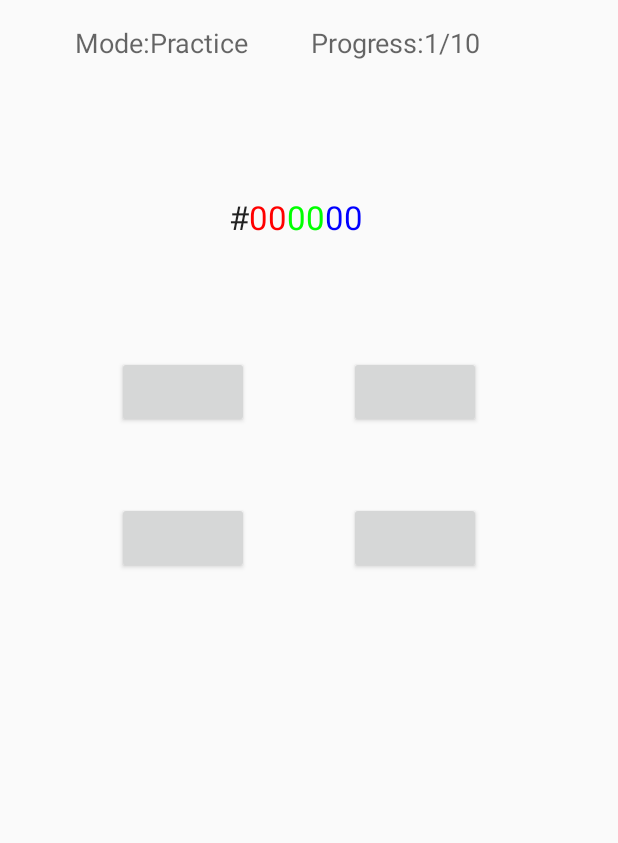
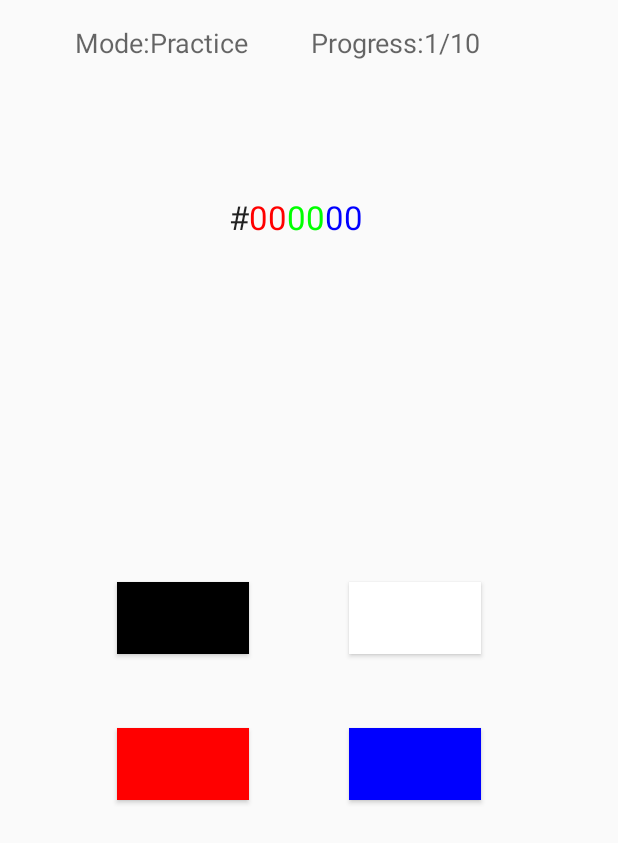
Before and after one commit to AkihiroTokai/ColorCodeQuiz_old, an Android app: the layout activity_main.xml on its own in the app's theme, with its tools: preview values and no code run, on a phone screen of 412 x 824 dp. Shown: the top 843 px of the screen. Run offline under Robolectric (Android 15) with nearby library versions, the phone set to English and light mode, and no system bars.

Commit message:
NotFound?:Button

```diff
--- a/app/src/main/java/com/example/owner/colorcodequiz/MainActivity.java
+++ b/app/src/main/java/com/example/owner/colorcodequiz/MainActivity.java
@@ -42,10 +42,6 @@ public class MainActivity extends ActionBarActivity {
         TextView green = (TextView) findViewById(R.id.green);
         TextView blue = (TextView) findViewById(R.id.blue);
 
-         answer1.setBackgroundColor(Color.parseColor("#000000"));
-         answer2.setBackgroundColor(Color.parseColor("#ffffff"));
-         answer3.setBackgroundColor(Color.parseColor("#ff0000"));
-         answer4.setBackgroundColor(Color.parseColor("#00ffff"));
     }
     public void select1(View view) {
         if (check_answer == 1) {
@@ -56,7 +52,7 @@ public class MainActivity extends ActionBarActivity {
         }
         gameCount = gameCount + 1;
         progress.setText("Progress:" + gameCount + "/10");
-        //setanswer();
+        setanswer();
     }
 
     public void select2(View view) {
@@ -68,7 +64,7 @@ public class MainActivity extends ActionBarActivity {
         }
         //gameCount = gameCount + 1;
         progress.setText("Progress:" + gameCount + "/10");
-        //setanswer();
+        setanswer();
     }
 
     public void select3(View view) {
@@ -79,7 +75,7 @@ public class MainActivity extends ActionBarActivity {
         }
         gameCount = gameCount + 1;
         progress.setText("Progress:" + gameCount + "/10");
-        //setanswer();
+        setanswer();
     }
 
     public void select4(View view) {
@@ -91,7 +87,7 @@ public class MainActivity extends ActionBarActivity {
         }
         gameCount = gameCount + 1;
         progress.setText("Progress:" + gameCount + "/10");
-        //setanswer();
+        setanswer();
     }
 
     public void setanswer() {
--- a/app/src/main/res/layout/activity_main.xml
+++ b/app/src/main/res/layout/activity_main.xml
@@ -51,8 +51,7 @@
         android:id="@+id/red"
         android:singleLine="false"
         android:textColor="#ffff0000"
-        android:layout_above="@+id/answer1"
-        android:layout_toRightOf="@+id/tag"
+        android:layout_alignTop="@+id/tag"
         android:layout_toEndOf="@+id/tag" />
 
     <TextView
@@ -73,21 +72,19 @@
         android:text="00"
         android:id="@+id/blue"
         android:textColor="#0000ff"
-        android:layout_above="@+id/answer1"
-        android:layout_toRightOf="@+id/green"
+        android:layout_alignTop="@+id/green"
         android:layout_toEndOf="@+id/green" />
 
     <Button
         android:layout_width="wrap_content"
         android:layout_height="wrap_content"
         android:id="@+id/answer1"
-        android:layout_marginTop="78dp"
-        android:layout_below="@+id/tag"
-        android:layout_toLeftOf="@+id/progress"
-        android:layout_toStartOf="@+id/progress"
         android:singleLine="true"
         android:onClick="select1"
-        android:clickable="false" />
+        android:clickable="false"
+        android:layout_centerVertical="true"
+        android:layout_toStartOf="@+id/progress"
+        android:background="#000000" />
 
     <Button
         android:layout_width="wrap_content"
@@ -96,7 +93,9 @@
         android:layout_alignTop="@+id/answer1"
         android:layout_alignRight="@+id/progress"
         android:layout_alignEnd="@+id/progress"
-        android:onClick="select2" />
+        android:onClick="select2"
+        android:layout_alignParentEnd="false"
+        android:background="#ffffff" />
 
     <Button
         android:layout_width="wrap_content"
@@ -106,7 +105,8 @@
         android:layout_below="@+id/answer1"
         android:layout_alignLeft="@+id/answer1"
         android:layout_alignStart="@+id/answer1"
-        android:onClick="select3" />
+        android:onClick="select3"
+        android:background="#ff0000" />
 
     <Button
         android:layout_width="wrap_content"
@@ -116,7 +116,8 @@
         android:onClick="select4"
         android:layout_alignTop="@+id/answer3"
         android:layout_alignStart="@+id/answer2"
-        android:clickable="true" />
+        android:clickable="true"
+        android:background="#0000ff" />
 
     <ImageView
         android:layout_width="wrap_content"
```
